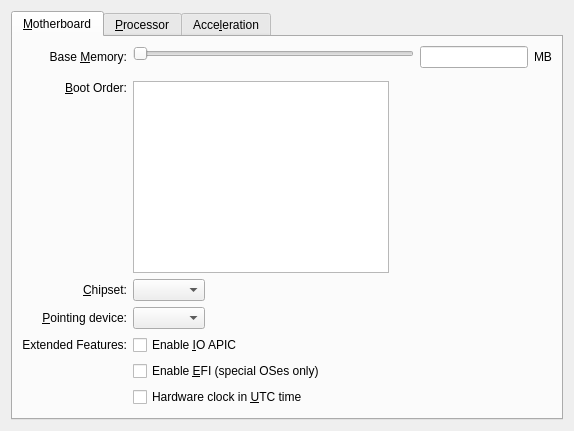
Old version of the form vbox/src/VBox/Frontends/VirtualBox/src/settings/machine/UIMachineSettingsSystem.ui in the repository jljuxgm/vboxgit.
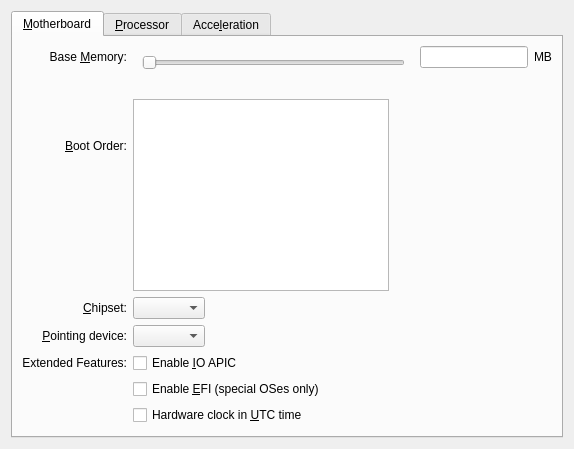
New version of the form. Icons and pictures are not drawn. Custom widgets are drawn as their Qt base class.

Commit message:
commit_47272 ------------------------------------------------------------------------ r47272 | vboxsync | 2013-07-20 01:10:46 +0800 (Sat, 20 Jul 2013) | 1 line
FE/Qt: Machine settings: System page: Cleanup/rework (part 8): .ui file cleanup.
------------------------------------------------------------------------

```diff
--- a/vbox/src/VBox/Frontends/VirtualBox/src/settings/machine/UIMachineSettingsSystem.ui
+++ b/vbox/src/VBox/Frontends/VirtualBox/src/settings/machine/UIMachineSettingsSystem.ui
@@ -14,14 +14,6 @@
  </comment>
  <class>UIMachineSettingsSystem</class>
  <widget class="QWidget" name="UIMachineSettingsSystem">
-  <property name="geometry">
-   <rect>
-    <x>0</x>
-    <y>0</y>
-    <width>461</width>
-    <height>378</height>
-   </rect>
-  </property>
   <layout class="QVBoxLayout">
    <item>
     <widget class="QITabWidget" name="m_pTabWidgetSystem">
@@ -35,12 +27,6 @@
       <layout class="QGridLayout">
        <item row="0" column="0">
         <widget class="QLabel" name="m_pLabelMemorySize">
-         <property name="sizePolicy">
-          <sizepolicy hsizetype="Minimum" vsizetype="Fixed">
-           <horstretch>0</horstretch>
-           <verstretch>0</verstretch>
-          </sizepolicy>
-         </property>
          <property name="text">
           <string>Base &amp;Memory:</string>
          </property>
@@ -53,6 +39,13 @@
         </widget>
        </item>
        <item row="0" column="1" rowspan="2" colspan="2">
+        <widget class="QWidget">
+         <property name="sizePolicy">
+          <sizepolicy hsizetype="Expanding" vsizetype="Fixed">
+           <horstretch>1</horstretch>
+           <verstretch>0</verstretch>
+          </sizepolicy>
+         </property>
         <layout class="QVBoxLayout">
          <property name="spacing">
           <number>0</number>
@@ -73,14 +66,7 @@
             <number>0</number>
            </property>
            <item>
-            <widget class="QLabel" name="m_pLabelMemoryMin">
-             <property name="sizePolicy">
-              <sizepolicy hsizetype="Fixed" vsizetype="Fixed">
-               <horstretch>0</horstretch>
-               <verstretch>0</verstretch>
-              </sizepolicy>
-             </property>
-            </widget>
+             <widget class="QLabel" name="m_pLabelMemoryMin"/>
            </item>
            <item>
             <spacer name="m_pSpacerHorizontal1">
@@ -96,21 +82,12 @@
             </spacer>
            </item>
            <item>
-            <widget class="QLabel" name="m_pLabelMemoryMax">
-             <property name="sizePolicy">
-              <sizepolicy hsizetype="Fixed" vsizetype="Fixed">
-               <horstretch>0</horstretch>
-               <verstretch>0</verstretch>
-              </sizepolicy>
-             </property>
-             <property name="alignment">
-              <set>Qt::AlignRight|Qt::AlignTrailing|Qt::AlignVCenter</set>
-             </property>
-            </widget>
-           </item>
-          </layout>
-         </item>
-        </layout>
+             <widget class="QLabel" name="m_pLabelMemoryMax"/>
+            </item>
+           </layout>
+          </item>
+         </layout>
+        </widget>
        </item>
        <item row="0" column="3">
         <layout class="QHBoxLayout">
@@ -129,12 +106,6 @@
          </item>
          <item>
           <widget class="QLabel" name="m_pLabelMemoryUnits">
-           <property name="sizePolicy">
-            <sizepolicy hsizetype="Fixed" vsizetype="Fixed">
-             <horstretch>0</horstretch>
-             <verstretch>0</verstretch>
-            </sizepolicy>
-           </property>
            <property name="text">
             <string>MB</string>
            </property>
@@ -144,12 +115,6 @@
        </item>
        <item row="2" column="0">
         <widget class="QLabel" name="m_pLabelBootOrder">
-         <property name="sizePolicy">
-          <sizepolicy hsizetype="Minimum" vsizetype="Fixed">
-           <horstretch>0</horstretch>
-           <verstretch>0</verstretch>
-          </sizepolicy>
-         </property>
          <property name="text">
           <string>&amp;Boot Order:</string>
          </property>
@@ -200,9 +165,6 @@
            </property>
            <item>
             <widget class="QIToolButton" name="mTbBootItemUp">
-             <property name="enabled">
-              <bool>false</bool>
-             </property>
              <property name="focusPolicy">
               <enum>Qt::StrongFocus</enum>
              </property>
@@ -226,9 +188,6 @@
            </item>
            <item>
             <widget class="QIToolButton" name="mTbBootItemDown">
-             <property name="enabled">
-              <bool>false</bool>
-             </property>
              <property name="focusPolicy">
               <enum>Qt::StrongFocus</enum>
              </property>
@@ -282,12 +241,6 @@
        </item>
        <item row="4" column="0">
         <widget class="QLabel" name="m_pLabelChipsetType">
-         <property name="sizePolicy">
-          <sizepolicy hsizetype="Minimum" vsizetype="Fixed">
-           <horstretch>0</horstretch>
-           <verstretch>0</verstretch>
-          </sizepolicy>
-         </property>
          <property name="text">
           <string>&amp;Chipset:</string>
          </property>
@@ -331,12 +284,6 @@
        </item>
        <item row="5" column="0">
         <widget class="QLabel" name="m_pLabelPointingHIDType">
-         <property name="sizePolicy">
-          <sizepolicy hsizetype="Minimum" vsizetype="Fixed">
-           <horstretch>0</horstretch>
-           <verstretch>0</verstretch>
-          </sizepolicy>
-         </property>
          <property name="text">
           <string>&amp;Pointing device:</string>
          </property>
@@ -380,12 +327,6 @@
        </item>
        <item row="6" column="0">
         <widget class="QLabel" name="m_pLabelMotherboardExtended">
-         <property name="sizePolicy">
-          <sizepolicy hsizetype="Minimum" vsizetype="Fixed">
-           <horstretch>0</horstretch>
-           <verstretch>0</verstretch>
-          </sizepolicy>
-         </property>
          <property name="text">
           <string>Extended Features:</string>
          </property>
@@ -396,12 +337,6 @@
        </item>
        <item row="6" column="1" colspan="3">
         <widget class="QCheckBox" name="m_pCheckBoxApic">
-         <property name="sizePolicy">
-          <sizepolicy hsizetype="Expanding" vsizetype="Fixed">
-           <horstretch>1</horstretch>
-           <verstretch>0</verstretch>
-          </sizepolicy>
-         </property>
          <property name="whatsThis">
           <string>When checked, the virtual machine will support the Input Output APIC (IO APIC), which may slightly decrease performance. &lt;b&gt;Note:&lt;/b&gt; don't disable this feature after having installed a Windows guest operating system!</string>
          </property>
@@ -412,12 +347,6 @@
        </item>
        <item row="7" column="1" colspan="3">
         <widget class="QCheckBox" name="m_pCheckBoxEFI">
-         <property name="sizePolicy">
-          <sizepolicy hsizetype="Expanding" vsizetype="Fixed">
-           <horstretch>0</horstretch>
-           <verstretch>0</verstretch>
-          </sizepolicy>
-         </property>
          <property name="whatsThis">
           <string>When checked, the guest will support the Extended Firmware Interface (EFI), which is required to boot certain guest OSes. Non-EFI aware OSes will not be able to boot if this option is activated.</string>
          </property>
@@ -428,12 +357,6 @@
        </item>
        <item row="8" column="1" colspan="3">
         <widget class="QCheckBox" name="m_pCheckBoxUseUTC" >
-         <property name="sizePolicy" >
-          <sizepolicy vsizetype="Fixed" hsizetype="MinimumExpanding" >
-           <horstretch>0</horstretch>
-           <verstretch>0</verstretch>
-           </sizepolicy>
-         </property>
          <property name="whatsThis" >
           <string>If checked, the RTC device will report the time in UTC, otherwise in local (host) time. Unix usually expects the hardware clock to be set to UTC.</string>
          </property>
```
Left out of the diff: 119 changed lines with no effect on the pictures. Lines whose indentation alone changed are shown as unchanged.
